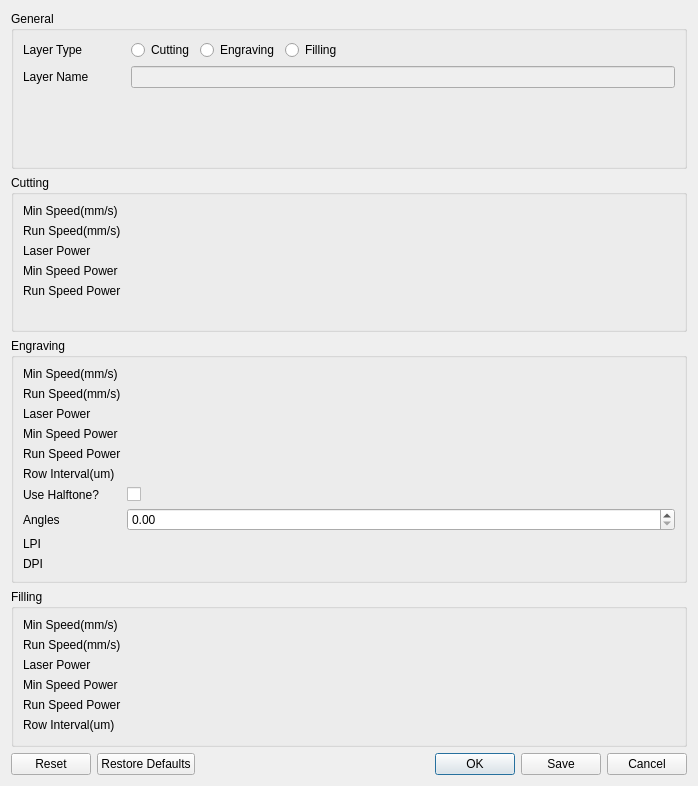
Above: src/ui/LaserLayerDialog.ui from oneminute/LaserController before the change. Below: the same form after it.
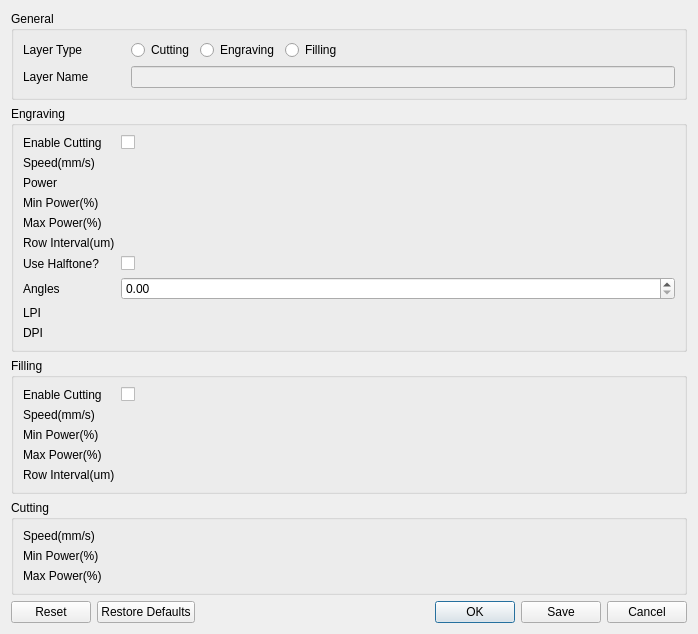
That is the form after the change. Custom widgets are drawn as their Qt base class.

Diff of the .ui file:
```diff
--- a/src/ui/LaserLayerDialog.ui
+++ b/src/ui/LaserLayerDialog.ui
@@ -7,7 +7,7 @@
     <x>0</x>
     <y>0</y>
     <width>698</width>
-    <height>786</height>
+    <height>622</height>
    </rect>
   </property>
   <property name="windowTitle">
@@ -103,68 +103,6 @@
      </layout>
     </widget>
    </item>
-   <item>
-    <widget class="QGroupBox" name="groupBoxCutting">
-     <property name="title">
-      <string>Cutting</string>
-     </property>
-     <layout class="QFormLayout" name="formLayout_2">
-      <property name="labelAlignment">
-       <set>Qt::AlignLeading|Qt::AlignLeft|Qt::AlignVCenter</set>
-      </property>
-      <item row="0" column="1">
-       <widget class="EditSlider" name="editSliderCuttingMinSpeed" native="true"/>
-      </item>
-      <item row="1" column="0">
-       <widget class="QLabel" name="label_6">
-        <property name="text">
-         <string>Run Speed(mm/s)</string>
-        </property>
-       </widget>
-      </item>
-      <item row="1" column="1">
-       <widget class="EditSlider" name="editSliderCuttingRunSpeed" native="true"/>
-      </item>
-      <item row="2" column="0">
-       <widget class="QLabel" name="label_7">
-        <property name="text">
-         <string>Laser Power</string>
-        </property>
-       </widget>
-      </item>
-      <item row="2" column="1">
-       <widget class="FloatEditSlider" name="editSliderCuttingLaserPower" native="true"/>
-      </item>
-      <item row="3" column="0">
-       <widget class="QLabel" name="label_14">
-        <property name="text">
-         <string>Min Speed Power</string>
-        </property>
-       </widget>
-      </item>
-      <item row="3" column="1">
-       <widget class="FloatEditSlider" name="editSliderCuttingMinSpeedPower" native="true"/>
-      </item>
-      <item row="4" column="0">
-       <widget class="QLabel" name="label_15">
-        <property name="text">
-         <string>Run Speed Power</string>
-        </property>
-       </widget>
-      </item>
-      <item row="4" column="1">
-       <widget class="FloatEditSlider" name="editSliderCuttingRunSpeedPower" native="true"/>
-      </item>
-      <item row="0" column="0">
-       <widget class="QLabel" name="label_5">
-        <property name="text">
-         <string>Min Speed(mm/s)</string>
-        </property>
-       </widget>
-      </item>
-     </layout>
-    </widget>
-   </item>
    <item>
     <widget class="QGroupBox" name="groupBoxEngraving">
      <property name="title">
@@ -174,105 +112,109 @@
       <item row="0" column="0">
        <widget class="QLabel" name="label_9">
         <property name="text">
-         <string>Min Speed(mm/s)</string>
+         <string>Enable Cutting</string>
         </property>
        </widget>
       </item>
       <item row="0" column="1">
-       <widget class="EditSlider" name="editSliderEngravingMinSpeed" native="true"/>
+       <widget class="QCheckBox" name="checkBoxEngravingEnableCutting">
+        <property name="text">
+         <string/>
+        </property>
+       </widget>
       </item>
-      <item row="2" column="0">
-       <widget class="QLabel" name="label_8">
+      <item row="1" column="0">
+       <widget class="QLabel" name="labelEngravingSpeed">
         <property name="text">
-         <string>Run Speed(mm/s)</string>
+         <string>Speed(mm/s)</string>
         </property>
        </widget>
       </item>
-      <item row="2" column="1">
+      <item row="1" column="1">
        <widget class="EditSlider" name="editSliderEngravingRunSpeed" native="true"/>
       </item>
-      <item row="4" column="0">
-       <widget class="QLabel" name="label_10">
+      <item row="2" column="0">
+       <widget class="QLabel" name="labelEngravingPower">
         <property name="text">
-         <string>Laser Power</string>
+         <string>Power</string>
         </property>
        </widget>
       </item>
-      <item row="4" column="1">
+      <item row="2" column="1">
        <widget class="FloatEditSlider" name="editSliderEngravingLaserPower" native="true"/>
       </item>
-      <item row="6" column="0">
-       <widget class="QLabel" name="label_18">
+      <item row="3" column="0">
+       <widget class="QLabel" name="labelEngravingMinPower">
         <property name="text">
-         <string>Min Speed Power</string>
+         <string>Min Power(%)</string>
         </property>
        </widget>
       </item>
-      <item row="6" column="1">
+      <item row="3" column="1">
        <widget class="FloatEditSlider" name="editSliderEngravingMinSpeedPower" native="true"/>
       </item>
-      <item row="8" column="0">
-       <widget class="QLabel" name="label_16">
+      <item row="4" column="0">
+       <widget class="QLabel" name="labelEngravingMaxPower">
         <property name="text">
-         <string>Run Speed Power</string>
+         <string>Max Power(%)</string>
         </property>
        </widget>
       </item>
-      <item row="8" column="1">
+      <item row="4" column="1">
        <widget class="FloatEditSlider" name="editSliderEngravingRunSpeedPower" native="true"/>
       </item>
-      <item row="9" column="0">
+      <item row="5" column="0">
        <widget class="QLabel" name="labelEngravingRowInterval">
         <property name="text">
          <string>Row Interval(um)</string>
         </property>
        </widget>
       </item>
-      <item row="9" column="1">
+      <item row="5" column="1">
        <widget class="EditSlider" name="editSliderEngravingRowInterval" native="true"/>
       </item>
-      <item row="10" column="0">
-       <widget class="QLabel" name="label_11">
+      <item row="6" column="0">
+       <widget class="QLabel" name="labelUseHalftone">
         <property name="text">
          <string>Use Halftone?</string>
         </property>
        </widget>
       </item>
-      <item row="10" column="1">
+      <item row="6" column="1">
        <widget class="QCheckBox" name="checkBoxUseHalftone">
         <property name="text">
          <string/>
         </property>
        </widget>
       </item>
-      <item row="11" column="0">
-       <widget class="QLabel" name="label_3">
+      <item row="7" column="0">
+       <widget class="QLabel" name="labelAngles">
         <property name="text">
          <string>Angles</string>
         </property>
        </widget>
       </item>
-      <item row="11" column="1">
+      <item row="7" column="1">
        <widget class="QDoubleSpinBox" name="doubleSpinBoxHalftoneAngles"/>
       </item>
-      <item row="12" column="0">
-       <widget class="QLabel" name="label_2">
+      <item row="8" column="0">
+       <widget class="QLabel" name="labelLPI">
         <property name="text">
          <string>LPI</string>
         </property>
        </widget>
       </item>
-      <item row="12" column="1">
+      <item row="8" column="1">
        <widget class="EditSlider" name="editSliderLPI" native="true"/>
       </item>
-      <item row="14" column="0">
-       <widget class="QLabel" name="label_4">
+      <item row="9" column="0">
+       <widget class="QLabel" name="labelDPI">
         <property name="text">
          <string>DPI</string>
         </property>
        </widget>
       </item>
-      <item row="14" column="1">
+      <item row="9" column="1">
        <widget class="EditSlider" name="editSliderDPI" native="true"/>
       </item>
      </layout>
@@ -284,65 +226,98 @@
       <string>Filling</string>
      </property>
      <layout class="QFormLayout" name="formLayout_4">
-      <item row="0" column="1">
-       <widget class="EditSlider" name="editSliderFillingMinSpeed" native="true"/>
-      </item>
-      <item row="2" column="0">
-       <widget class="QLabel" name="label_8">
+      <item row="1" column="0">
+       <widget class="QLabel" name="labelFillingSpeed">
         <property name="text">
-         <string>Run Speed(mm/s)</string>
+         <string>Speed(mm/s)</string>
         </property>
        </widget>
       </item>
-      <item row="2" column="1">
+      <item row="1" column="1">
        <widget class="EditSlider" name="editSliderFillingRunSpeed" native="true"/>
       </item>
-      <item row="4" column="0">
-       <widget class="QLabel" name="label_10">
+      <item row="2" column="0">
+       <widget class="QLabel" name="labelFillingMinPower">
         <property name="text">
-         <string>Laser Power</string>
+         <string>Min Power(%)</string>
         </property>
        </widget>
       </item>
-      <item row="4" column="1">
-       <widget class="FloatEditSlider" name="editSliderFillingLaserPower" native="true"/>
-      </item>
-      <item row="6" column="0">
-       <widget class="QLabel" name="label_18">
-        <property name="text">
-         <string>Min Speed Power</string>
-        </property>
-       </widget>
-      </item>
-      <item row="6" column="1">
+      <item row="2" column="1">
        <widget class="FloatEditSlider" name="editSliderFillingMinSpeedPower" native="true"/>
       </item>
-      <item row="8" column="0">
-       <widget class="QLabel" name="label_16">
+      <item row="3" column="0">
+       <widget class="QLabel" name="labelFillingMaxPower">
         <property name="text">
-         <string>Run Speed Power</string>
+         <string>Max Power(%)</string>
         </property>
        </widget>
       </item>
-      <item row="8" column="1">
+      <item row="3" column="1">
        <widget class="FloatEditSlider" name="editSliderFillingRunSpeedPower" native="true"/>
       </item>
-      <item row="9" column="0">
+      <item row="4" column="0">
        <widget class="QLabel" name="labelFillingRowInterval">
         <property name="text">
          <string>Row Interval(um)</string>
         </property>
        </widget>
       </item>
-      <item row="9" column="1">
+      <item row="4" column="1">
        <widget class="EditSlider" name="editSliderFillingRowInterval" native="true"/>
       </item>
       <item row="0" column="0">
        <widget class="QLabel" name="label_13">
         <property name="text">
-         <string>Min Speed(mm/s)</string>
+         <string>Enable Cutting</string>
         </property>
        </widget>
+      </item>
+      <item row="0" column="1">
+       <widget class="QCheckBox" name="checkBoxFillingEnableCutting">
+        <property name="text">
+         <string/>
+        </property>
+       </widget>
+      </item>
+     </layout>
+    </widget>
+   </item>
+   <item>
+    <widget class="QGroupBox" name="groupBoxCutting">
+     <property name="title">
+      <string>Cutting</string>
+     </property>
+     <layout class="QFormLayout" name="formLayout_2">
+      <item row="0" column="0">
+       <widget class="QLabel" name="labelCuttingSpeed">
+        <property name="text">
+         <string>Speed(mm/s)</string>
+        </property>
+       </widget>
+      </item>
+      <item row="0" column="1">
+       <widget class="EditSlider" name="editSliderCuttingRunSpeed" native="true"/>
+      </item>
+      <item row="1" column="0">
+       <widget class="QLabel" name="labelCuttingMinPower">
+        <property name="text">
+         <string>Min Power(%)</string>
+        </property>
+       </widget>
+      </item>
+      <item row="1" column="1">
+       <widget class="FloatEditSlider" name="editSliderCuttingMinSpeedPower" native="true"/>
+      </item>
+      <item row="2" column="0">
+       <widget class="QLabel" name="labelCuttingMaxPower">
+        <property name="text">
+         <string>Max Power(%)</string>
+        </property>
+       </widget>
+      </item>
+      <item row="2" column="1">
+       <widget class="FloatEditSlider" name="editSliderCuttingRunSpeedPower" native="true"/>
       </item>
      </layout>
     </widget>
```
Left out of the diff: 4 changed lines with no effect on the pictures.
